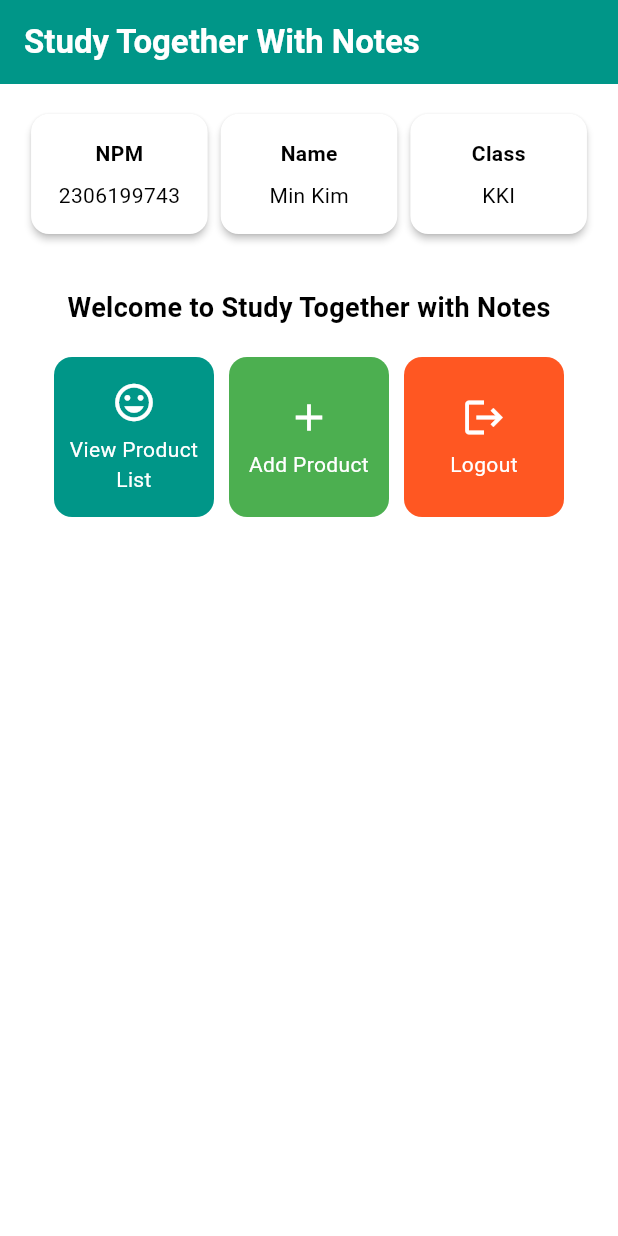
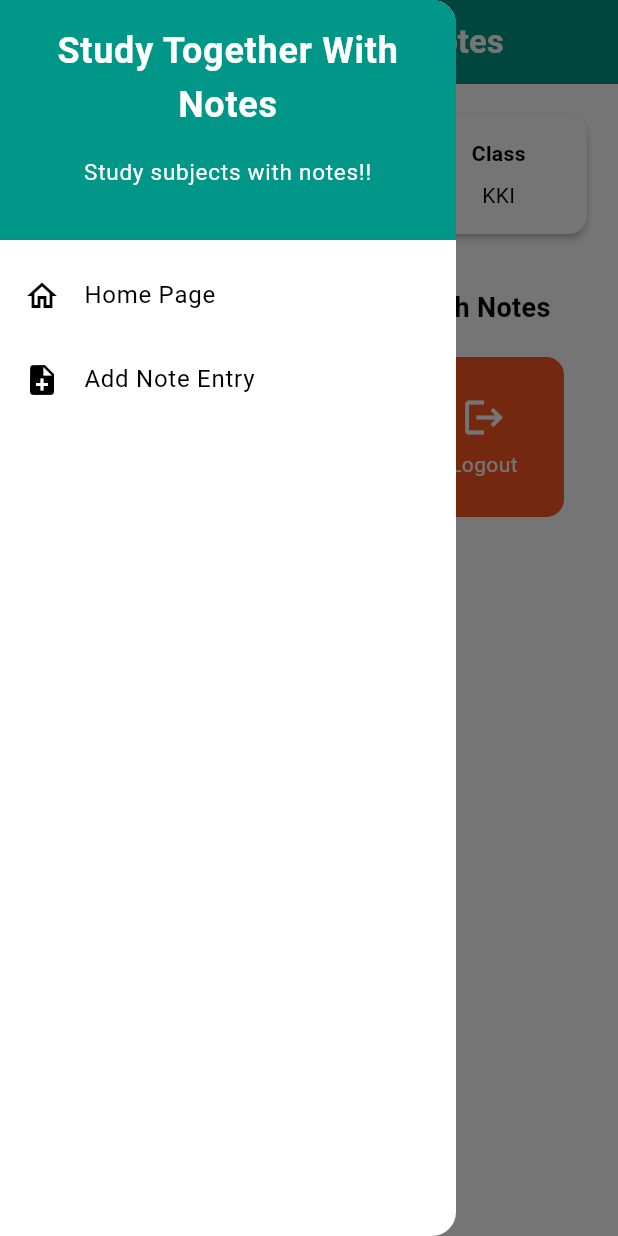
Before and after one commit to wuyu0107/e-commerce-mobile, a Flutter app: the screen it shows after launch, with the side drawer open (before the commit the screen has no drawer), on a phone screen of 412 x 824 dp. Run offline on Flutter 3.47's test engine with Material 3 defaults, Android fonts, the phone set to English and light mode, and no system bars.

Commit message:
Finished Assignment 8 Coding

```diff
--- a/lib/main.dart
+++ b/lib/main.dart
@@ -1,5 +1,5 @@
 import 'package:flutter/material.dart';
-import 'package:e_commerce/menu.dart';
+import 'package:e_commerce/screens/menu.dart';
 
 void main() {
   runApp(const MyApp());
--- a/lib/menu.dart
+++ b/lib/screens/menu.dart
@@ -1,4 +1,6 @@
 import 'package:flutter/material.dart';
+import 'package:e_commerce/widgets/left_drawer.dart';
+import 'package:e_commerce/widgets/entry_card.dart';
 
 class MyHomePage extends StatelessWidget {
   final String npm = '2306199743'; // NPM
@@ -20,6 +22,7 @@ class MyHomePage extends StatelessWidget {
       // AppBar is the top part of the page that displays the title.
       appBar: AppBar(
         // The title of the application with white text and bold font.
+        iconTheme: const IconThemeData(color: Colors.white),
         title: const Text(
           'Study Together With Notes',
           style: TextStyle(
@@ -30,6 +33,7 @@ class MyHomePage extends StatelessWidget {
         // The background color of the AppBar is obtained from the application theme color scheme.
         backgroundColor: Theme.of(context).colorScheme.primary,
       ),
+      drawer: const LeftDrawer(),
       // Body of the page with paddings around it.
       body: Padding(
         padding: const EdgeInsets.all(16.0),
@@ -125,63 +129,3 @@ class InfoCard extends StatelessWidget {
     );
   }
 }
-
-
-class ItemCard extends StatelessWidget {
-  // Display the card with an icon and name.
-  final ItemHomepage item;
-
-  const ItemCard(this.item, {super.key});
-
-  @override
-  Widget build(BuildContext context) {
-    return Material(
-      color: item.color, // Use color specified for each button
-      // Round the card border.
-      borderRadius: BorderRadius.circular(12),
-
-      child: InkWell(
-        // Action when the card is pressed.
-        onTap: () {
-          // Display the SnackBar message when the card is pressed.
-          ScaffoldMessenger.of(context)
-            ..hideCurrentSnackBar()
-            ..showSnackBar(
-              SnackBar(content: Text("You have pressed the ${item.name} button!"))
-            );
-        },
-        // Container to store the Icon and Text
-        child: Container(
-          padding: const EdgeInsets.all(8),
-          child: Center(
-            child: Column(
-              // Place the Icon and Text in the center of the card.
-              mainAxisAlignment: MainAxisAlignment.center,
-              children: [
-                Icon(
-                  item.icon,
-                  color: Colors.white,
-                  size: 30.0,
-                ),
-                const Padding(padding: EdgeInsets.all(3)),
-                Text(
-                  item.name,
-                  textAlign: TextAlign.center,
-                  style: const TextStyle(color: Colors.white),
-                ),
-              ],
-            ),
-          ),
-        ),
-      ),
-    );
-  }
-}
-
-class ItemHomepage {
-     final String name;
-     final IconData icon;
-     final Color color;
-
-     ItemHomepage(this.name, this.icon, this.color);
- }
--- /dev/null
+++ b/lib/widgets/entry_card.dart
@@ -0,0 +1,70 @@
+import 'package:flutter/material.dart';
+import 'package:e_commerce/screens/productentry_form.dart';
+
+class ItemCard extends StatelessWidget {
+  // Display the card with an icon and name.
+  final ItemHomepage item;
+
+  const ItemCard(this.item, {super.key});
+
+  @override
+  Widget build(BuildContext context) {
+    return Material(
+      color: item.color, // Use color specified for each button
+      // Round the card border.
+      borderRadius: BorderRadius.circular(12),
+
+      child: InkWell(
+        // Action when the card is pressed.
+        onTap: () {
+          // Display the SnackBar message when the card is pressed.
+          ScaffoldMessenger.of(context)
+            ..hideCurrentSnackBar()
+            ..showSnackBar(
+              SnackBar(content: Text("You have pressed the ${item.name} button!"))
+            );
+
+          // Navigate to the appropriate route (depending on the button type)
+          if (item.name == "Add Product") {
+            Navigator.push(
+              context,
+              MaterialPageRoute(
+                builder: (context) => ProductEntryFormPage(),
+            ));
+          }
+        },
+        // Container to store the Icon and Text
+        child: Container(
+          padding: const EdgeInsets.all(8),
+          child: Center(
+            child: Column(
+              // Place the Icon and Text in the center of the card.
+              mainAxisAlignment: MainAxisAlignment.center,
+              children: [
+                Icon(
+                  item.icon,
+                  color: Colors.white,
+                  size: 30.0,
+                ),
+                const Padding(padding: EdgeInsets.all(3)),
+                Text(
+                  item.name,
+                  textAlign: TextAlign.center,
+                  style: const TextStyle(color: Colors.white),
+                ),
+              ],
+            ),
+          ),
+        ),
+      ),
+    );
+  }
+}
+
+class ItemHomepage {
+     final String name;
+     final IconData icon;
+     final Color color;
+
+     ItemHomepage(this.name, this.icon, this.color);
+ }
--- /dev/null
+++ b/lib/widgets/left_drawer.dart
@@ -0,0 +1,62 @@
+import 'package:flutter/material.dart';
+import 'package:e_commerce/screens/menu.dart';
+import 'package:e_commerce/screens/productentry_form.dart';
+
+class LeftDrawer extends StatelessWidget {
+  const LeftDrawer({super.key});
+
+  @override
+  Widget build(BuildContext context) {
+    return Drawer(
+      child: ListView(
+        children: [
+          DrawerHeader(
+            decoration: BoxDecoration(
+              color: Theme.of(context).colorScheme.primary,
+            ),
+            child: const Column(
+              children: [
+                Text(
+                  'Study Together With Notes',
+                  textAlign: TextAlign.center,
+                  style: TextStyle(
+                    fontSize: 24,
+                    fontWeight: FontWeight.bold,
+                    color: Colors.white,
+                  ),
+                ),
+                Padding(padding: EdgeInsets.all(8)),
+                Text("Study subjects with notes!!",
+                    textAlign: TextAlign.center,
+                    style: TextStyle(
+                        fontSize: 15,
+                        color: Colors.white,
+                        fontWeight: FontWeight.normal)),
+              ],
+            ),
+          ),
+          ListTile(
+            leading: const Icon(Icons.home_outlined),
+            title: const Text('Home Page'),
+            // Redirection part to MyHomePage
+            onTap: () {
+              Navigator.pushReplacement(
+                  context,
+                  MaterialPageRoute(
+                    builder: (context) => MyHomePage(),
+                  ));
+            },
+          ),
+          ListTile(
+            leading: const Icon(Icons.note_add),
+            title: const Text('Add Note Entry'),
+            onTap: () {
+              Navigator.pushReplacement(context,
+                MaterialPageRoute(builder: (context) => ProductEntryFormPage()));
+            },
+          ),
+        ],
+      ),
+    );
+  }
+}
```
Also changed, not shown: lib/screens/productentry_form.dart (added, +186 -0 lines).
